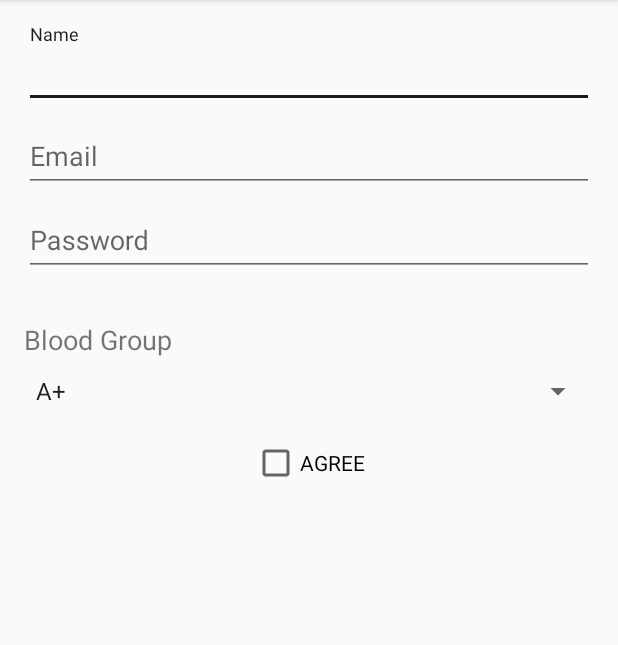
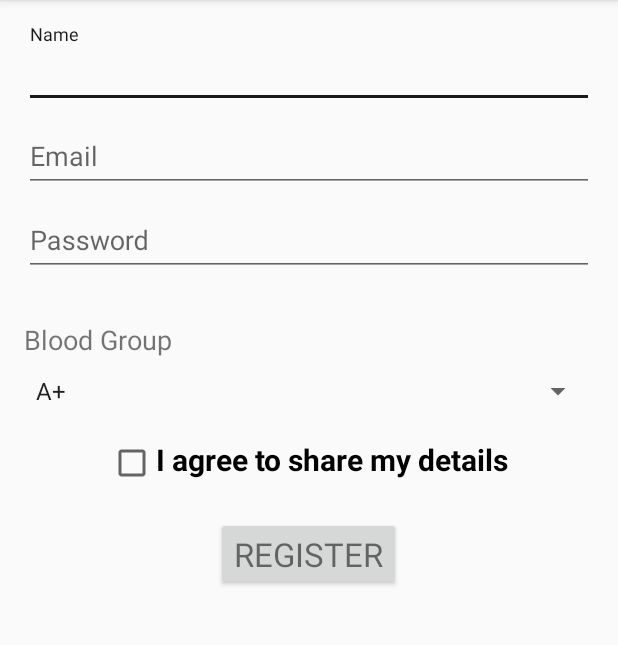
Before and after one commit to kazijehangir/BloodHub, an Android app: the IndividualRegistrationActivity screen opened directly, with no data from a screen before it, on a phone screen of 412 x 824 dp, the part 84-729 px from its top. Run offline under Robolectric (Android 15) with nearby library versions, the phone set to English and light mode, and no system bars.

Commit message:
individual layout update

```diff
--- a/app/src/main/res/layout/activity_individual_registration.xml
+++ b/app/src/main/res/layout/activity_individual_registration.xml
@@ -67,12 +67,6 @@
 
     </android.support.design.widget.TextInputLayout>
 
-  <LinearLayout
-      android:layout_width="fill_parent"
-      android:layout_height="wrap_content"
-      android:orientation="vertical"
-     >
-
       <TextView
           android:layout_width="match_parent"
           android:layout_height="wrap_content"
@@ -92,15 +86,27 @@
 
       </Spinner>
 
-  </LinearLayout>
-
     <CheckBox
         android:layout_width="wrap_content"
         android:layout_height="wrap_content"
-        android:text="agree"
+        android:text="I agree to share my details"
         android:layout_marginTop="20dp"
-        android:textAllCaps="true"
-        android:onClick="onCheckboxClicked"
-        />
+        android:gravity="center_horizontal"
+        android:textStyle="bold"
+        android:textSize="20sp"
+        android:textAlignment="center"
+        android:clickable="false"
+        android:checked="false" />
+
+    <Button
+        android:id="@+id/register_button"
+        style="?android:textAppearanceSmall"
+        android:layout_width="wrap_content"
+        android:layout_height="wrap_content"
+        android:gravity="center|bottom"
+        android:layout_marginTop="20dp"
+        android:text="@string/action_register"
+        android:textSize="22sp"
+        android:textAlignment="center" />
 
 </LinearLayout>
--- a/app/src/main/res/values/strings.xml
+++ b/app/src/main/res/values/strings.xml
@@ -20,6 +20,8 @@
 
     <!-- Strings related to Individual User Registeration -->
     <string name="prompt_name">Name</string>
+    <string name="check_box">I agree to share my details</string>
+    <string name="action_register">Register</string>
 
     <string-array name="blood_groups">
         <item>A+</item>
```
